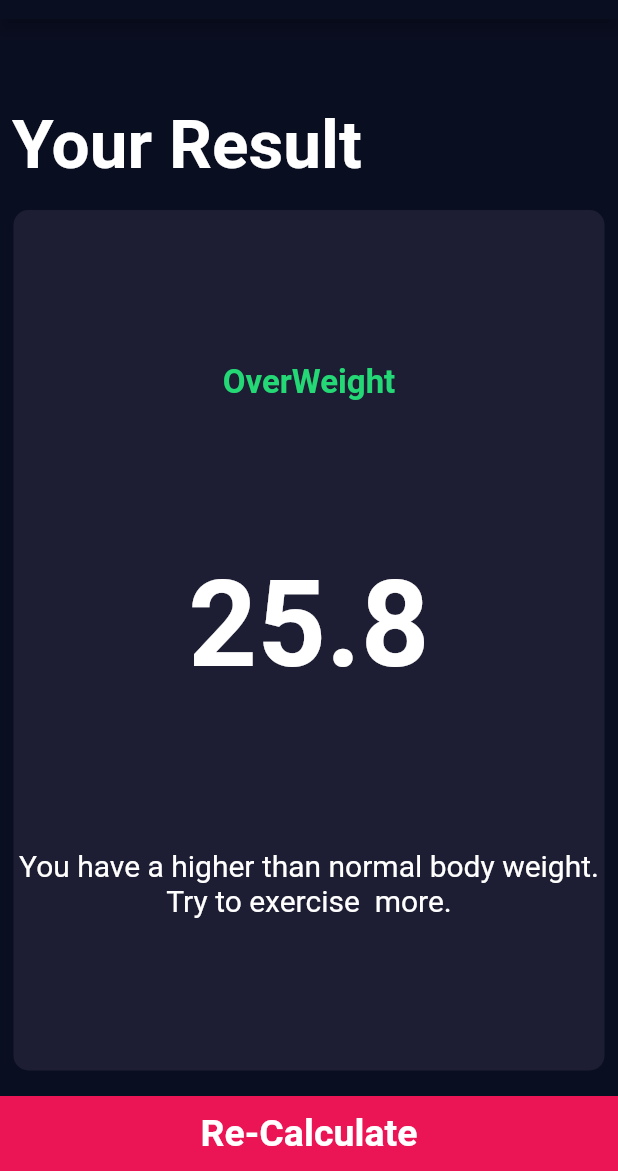
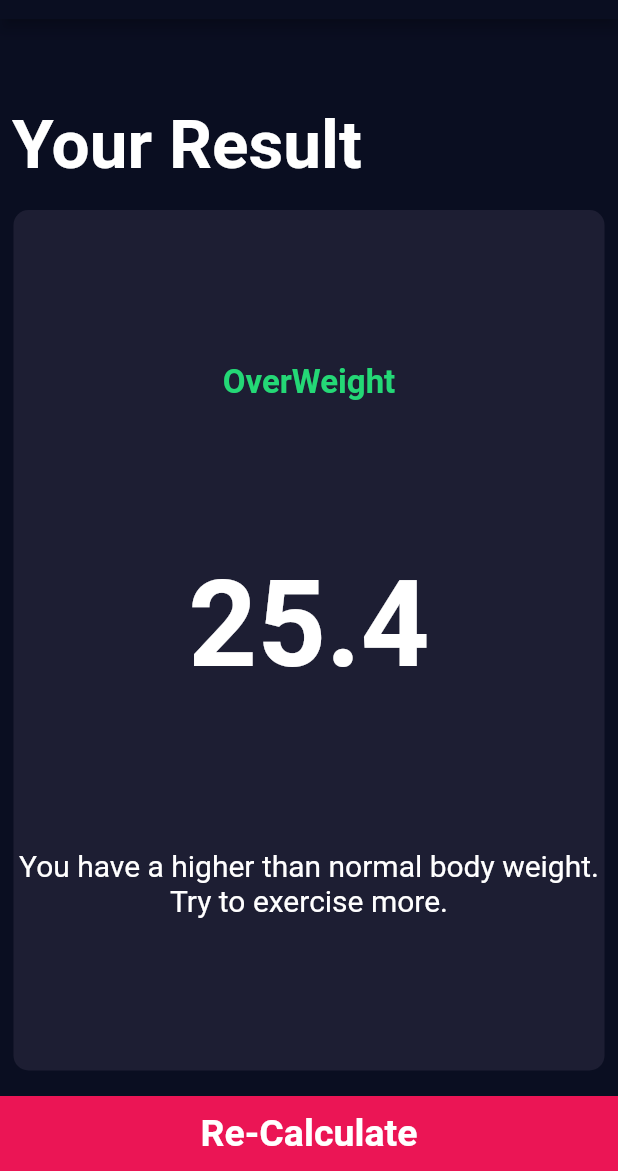
Before and after one commit to Priyank-Bhagat/bmi_calculator, a Flutter app: the screen it shows after launch, after a tap on "Calculate", on a phone screen of 412 x 824 dp, the part 65-1236 px from its top. Run offline on Flutter 3.47's test engine with Material 2 defaults, Android fonts, the phone set to English and light mode, and no system bars; our stand-ins replace font_awesome_flutter.

Commit message:
integrated bmi brain with screen

```diff
--- a/lib/input_page.dart
+++ b/lib/input_page.dart
@@ -1,3 +1,4 @@
+import 'package:bmi_calc/bmi_brain.dart';
 import 'package:bmi_calc/results_page.dart';
 import 'package:flutter/material.dart';
 import 'package:font_awesome_flutter/font_awesome_flutter.dart';
@@ -213,8 +214,16 @@ class _InputPageState extends State<InputPage> {
           ),
           GestureDetector(
             onTap: () {
+
+              BmiBrain calc = BmiBrain(height: height, weight: weight);
+
+
               Navigator.push(context, MaterialPageRoute(builder: (context) {
-                return ResultsPage();
+                return ResultsPage(
+                  bmiResult: calc.calculateBMI(),
+                  interpretation: calc.getInterpretation(),
+                  resultText: calc.getResult(),
+                );
               }));
             },
             child: Container(
--- a/lib/results_page.dart
+++ b/lib/results_page.dart
@@ -4,7 +4,11 @@ import 'constants.dart';
 import 'custom_card.dart';
 
 class ResultsPage extends StatelessWidget {
-  const ResultsPage({Key? key}) : super(key: key);
+  const ResultsPage({ required this.bmiResult, required this.resultText, required this.interpretation});
+
+  final String? bmiResult;
+  final String resultText;
+  final String interpretation;
 
   @override
   Widget build(BuildContext context) {
@@ -35,10 +39,10 @@ class ResultsPage extends StatelessWidget {
               cardChild: Column(
                 mainAxisAlignment: MainAxisAlignment.spaceEvenly,
                 children: [
-                  Text('OverWeight', style: kResultTextStyle,),
-                  Text('25.8', style: kBMITextStyle,),
+                  Text(resultText, style: kResultTextStyle,),
+                  Text(bmiResult!, style: kBMITextStyle,),
                   Text(
-                      'You have a higher than normal body weight. Try to exercise  more.' ,style:  kBodyTextStyle, textAlign: TextAlign.center,)
+                      interpretation,style:  kBodyTextStyle, textAlign: TextAlign.center,)
 
                 ],
               ),
```
